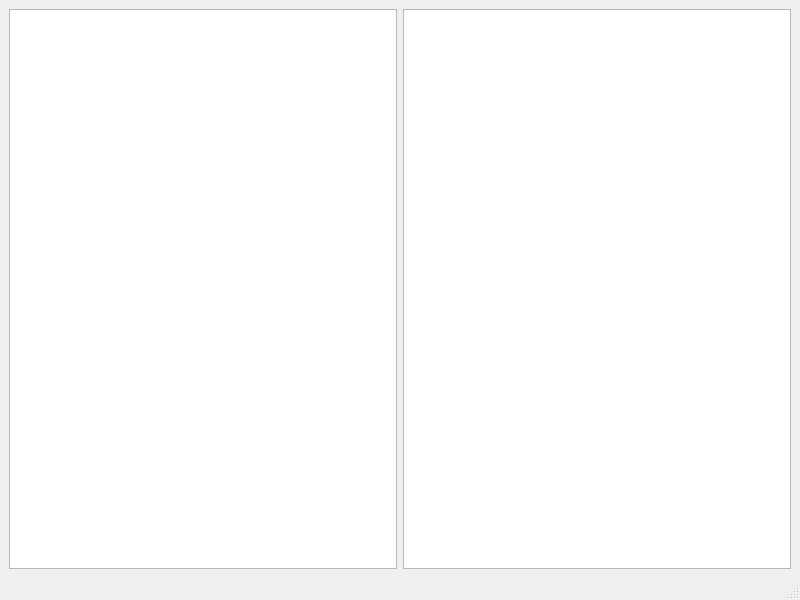
First picture: the form in 20260701/mainwindow.ui, repository Deleto06/ifyouarereadingthis, before the edit.
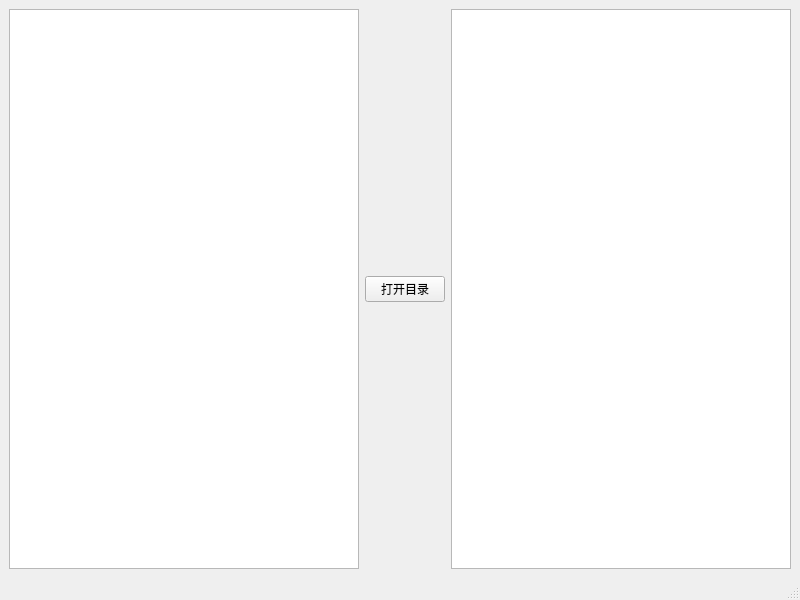
Second picture: the form after the edit.

Commit message: task2_2026.7.3_目录和右键添加

What changed in the file:
```diff
--- a/20260701/mainwindow.ui
+++ b/20260701/mainwindow.ui
@@ -15,9 +15,6 @@
   </property>
   <widget class="QWidget" name="centralwidget">
    <layout class="QHBoxLayout" name="horizontalLayout">
-    <item>
-     <widget class="QGraphicsView" name="graphicsView"/>
-    </item>
     <item>
      <widget class="QListWidget" name="listWidget">
       <property name="minimumSize">
@@ -28,6 +25,16 @@
       </property>
      </widget>
     </item>
+    <item>
+     <widget class="QPushButton" name="btnAddDir">
+      <property name="text">
+       <string>打开目录</string>
+      </property>
+     </widget>
+    </item>
+    <item>
+     <widget class="QGraphicsView" name="graphicsView"/>
+    </item>
    </layout>
   </widget>
   <widget class="QMenuBar" name="menubar">
```
The commit also changes 26 other files.
